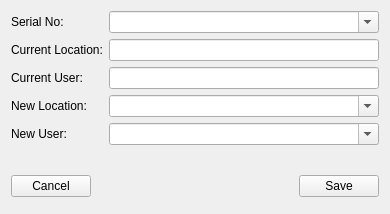
Old version of the form GUI/guiTest/uiFiles/testUpdate01.ui in the repository aumanimationstudios/Grantha.
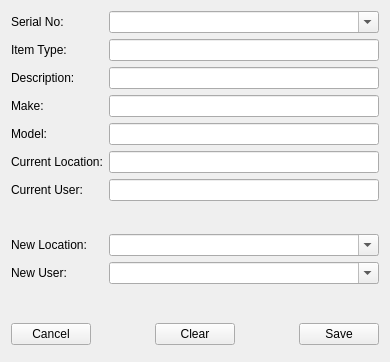
New version of the form.

Commit message: added load details to testUpdate

```diff
--- a/GUI/guiTest/uiFiles/testUpdate01.ui
+++ b/GUI/guiTest/uiFiles/testUpdate01.ui
@@ -7,14 +7,27 @@
     <x>0</x>
     <y>0</y>
     <width>390</width>
-    <height>214</height>
+    <height>362</height>
    </rect>
   </property>
   <property name="windowTitle">
    <string>Form</string>
   </property>
   <layout class="QGridLayout" name="gridLayout">
-   <item row="6" column="0" colspan="2">
+   <item row="1" column="0">
+    <widget class="QLabel" name="label_7">
+     <property name="sizePolicy">
+      <sizepolicy hsizetype="Fixed" vsizetype="Fixed">
+       <horstretch>0</horstretch>
+       <verstretch>0</verstretch>
+      </sizepolicy>
+     </property>
+     <property name="text">
+      <string>Item Type:</string>
+     </property>
+    </widget>
+   </item>
+   <item row="11" column="0" colspan="2">
     <layout class="QHBoxLayout" name="horizontalLayout_3">
      <item>
       <widget class="QPushButton" name="cancelButton">
@@ -36,6 +49,26 @@
        </property>
       </spacer>
      </item>
+     <item>
+      <widget class="QPushButton" name="clearButton">
+       <property name="text">
+        <string>Clear</string>
+       </property>
+      </widget>
+     </item>
+     <item>
+      <spacer name="horizontalSpacer_4">
+       <property name="orientation">
+        <enum>Qt::Horizontal</enum>
+       </property>
+       <property name="sizeHint" stdset="0">
+        <size>
+         <width>28</width>
+         <height>33</height>
+        </size>
+       </property>
+      </spacer>
+     </item>
      <item>
       <widget class="QPushButton" name="saveButton">
        <property name="text">
@@ -45,7 +78,26 @@
      </item>
     </layout>
    </item>
-   <item row="1" column="1">
+   <item row="4" column="1">
+    <widget class="QLineEdit" name="modelBox">
+     <property name="sizePolicy">
+      <sizepolicy hsizetype="MinimumExpanding" vsizetype="Fixed">
+       <horstretch>0</horstretch>
+       <verstretch>0</verstretch>
+      </sizepolicy>
+     </property>
+     <property name="maxLength">
+      <number>30</number>
+     </property>
+     <property name="readOnly">
+      <bool>true</bool>
+     </property>
+     <property name="clearButtonEnabled">
+      <bool>false</bool>
+     </property>
+    </widget>
+   </item>
+   <item row="5" column="1">
     <widget class="QLineEdit" name="currentLocationBox">
      <property name="sizePolicy">
       <sizepolicy hsizetype="MinimumExpanding" vsizetype="Fixed">
@@ -64,7 +116,7 @@
      </property>
     </widget>
    </item>
-   <item row="3" column="0">
+   <item row="8" column="0">
     <widget class="QLabel" name="label_4">
      <property name="sizePolicy">
       <sizepolicy hsizetype="Fixed" vsizetype="Fixed">
@@ -77,7 +129,7 @@
      </property>
     </widget>
    </item>
-   <item row="1" column="0">
+   <item row="5" column="0">
     <widget class="QLabel" name="label_2">
      <property name="sizePolicy">
       <sizepolicy hsizetype="Fixed" vsizetype="Fixed">
@@ -119,7 +171,7 @@
      </property>
     </widget>
    </item>
-   <item row="5" column="0" colspan="2">
+   <item row="10" column="0" colspan="2">
     <spacer name="verticalSpacer_2">
      <property name="orientation">
       <enum>Qt::Vertical</enum>
@@ -132,7 +184,7 @@
      </property>
     </spacer>
    </item>
-   <item row="2" column="0">
+   <item row="6" column="0">
     <widget class="QLabel" name="label_3">
      <property name="sizePolicy">
       <sizepolicy hsizetype="Fixed" vsizetype="Fixed">
@@ -145,23 +197,49 @@
      </property>
     </widget>
    </item>
-   <item row="2" column="1">
-    <widget class="QLineEdit" name="currentUserBox">
+   <item row="9" column="1">
+    <widget class="QComboBox" name="newUserBox">
      <property name="sizePolicy">
       <sizepolicy hsizetype="MinimumExpanding" vsizetype="Fixed">
        <horstretch>0</horstretch>
        <verstretch>0</verstretch>
       </sizepolicy>
      </property>
-     <property name="maxLength">
-      <number>30</number>
-     </property>
-     <property name="readOnly">
+     <property name="editable">
       <bool>true</bool>
      </property>
     </widget>
    </item>
    <item row="4" column="0">
+    <widget class="QLabel" name="label_8">
+     <property name="sizePolicy">
+      <sizepolicy hsizetype="Fixed" vsizetype="Fixed">
+       <horstretch>0</horstretch>
+       <verstretch>0</verstretch>
+      </sizepolicy>
+     </property>
+     <property name="text">
+      <string>Model:</string>
+     </property>
+    </widget>
+   </item>
+   <item row="6" column="1">
+    <widget class="QLineEdit" name="currentUserBox">
+     <property name="sizePolicy">
+      <sizepolicy hsizetype="MinimumExpanding" vsizetype="Fixed">
+       <horstretch>0</horstretch>
+       <verstretch>0</verstretch>
+      </sizepolicy>
+     </property>
+     <property name="maxLength">
+      <number>30</number>
+     </property>
+     <property name="readOnly">
+      <bool>true</bool>
+     </property>
+    </widget>
+   </item>
+   <item row="9" column="0">
     <widget class="QLabel" name="label_5">
      <property name="sizePolicy">
       <sizepolicy hsizetype="Fixed" vsizetype="Fixed">
@@ -174,7 +252,7 @@
      </property>
     </widget>
    </item>
-   <item row="3" column="1">
+   <item row="8" column="1">
     <widget class="QComboBox" name="newLocationBox">
      <property name="sizePolicy">
       <sizepolicy hsizetype="MinimumExpanding" vsizetype="Fixed">
@@ -187,19 +265,99 @@
      </property>
     </widget>
    </item>
-   <item row="4" column="1">
-    <widget class="QComboBox" name="newUserBox">
+   <item row="1" column="1">
+    <widget class="QLineEdit" name="itemTypeBox">
      <property name="sizePolicy">
       <sizepolicy hsizetype="MinimumExpanding" vsizetype="Fixed">
        <horstretch>0</horstretch>
        <verstretch>0</verstretch>
       </sizepolicy>
      </property>
-     <property name="editable">
+     <property name="maxLength">
+      <number>30</number>
+     </property>
+     <property name="readOnly">
       <bool>true</bool>
      </property>
     </widget>
    </item>
+   <item row="3" column="0">
+    <widget class="QLabel" name="label_9">
+     <property name="sizePolicy">
+      <sizepolicy hsizetype="Fixed" vsizetype="Fixed">
+       <horstretch>0</horstretch>
+       <verstretch>0</verstretch>
+      </sizepolicy>
+     </property>
+     <property name="text">
+      <string>Make:</string>
+     </property>
+    </widget>
+   </item>
+   <item row="2" column="1">
+    <widget class="QLineEdit" name="descriptionBox">
+     <property name="sizePolicy">
+      <sizepolicy hsizetype="MinimumExpanding" vsizetype="Fixed">
+       <horstretch>0</horstretch>
+       <verstretch>0</verstretch>
+      </sizepolicy>
+     </property>
+     <property name="maxLength">
+      <number>30</number>
+     </property>
+     <property name="readOnly">
+      <bool>true</bool>
+     </property>
+     <property name="clearButtonEnabled">
+      <bool>false</bool>
+     </property>
+    </widget>
+   </item>
+   <item row="2" column="0">
+    <widget class="QLabel" name="label_6">
+     <property name="sizePolicy">
+      <sizepolicy hsizetype="Fixed" vsizetype="Fixed">
+       <horstretch>0</horstretch>
+       <verstretch>0</verstretch>
+      </sizepolicy>
+     </property>
+     <property name="text">
+      <string>Description:</string>
+     </property>
+    </widget>
+   </item>
+   <item row="3" column="1">
+    <widget class="QLineEdit" name="makeBox">
+     <property name="sizePolicy">
+      <sizepolicy hsizetype="MinimumExpanding" vsizetype="Fixed">
+       <horstretch>0</horstretch>
+       <verstretch>0</verstretch>
+      </sizepolicy>
+     </property>
+     <property name="maxLength">
+      <number>30</number>
+     </property>
+     <property name="readOnly">
+      <bool>true</bool>
+     </property>
+     <property name="clearButtonEnabled">
+      <bool>false</bool>
+     </property>
+    </widget>
+   </item>
+   <item row="7" column="0" colspan="2">
+    <spacer name="verticalSpacer_3">
+     <property name="orientation">
+      <enum>Qt::Vertical</enum>
+     </property>
+     <property name="sizeHint" stdset="0">
+      <size>
+       <width>20</width>
+       <height>40</height>
+      </size>
+     </property>
+    </spacer>
+   </item>
   </layout>
  </widget>
  <resources/>
```
Left out of the diff: 12 changed lines with no effect on the pictures. The commit also changes 3 other files.
